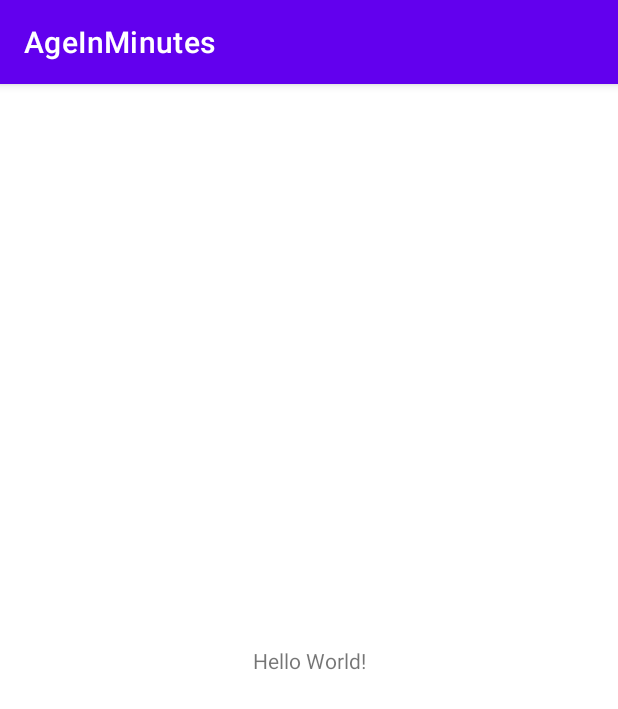
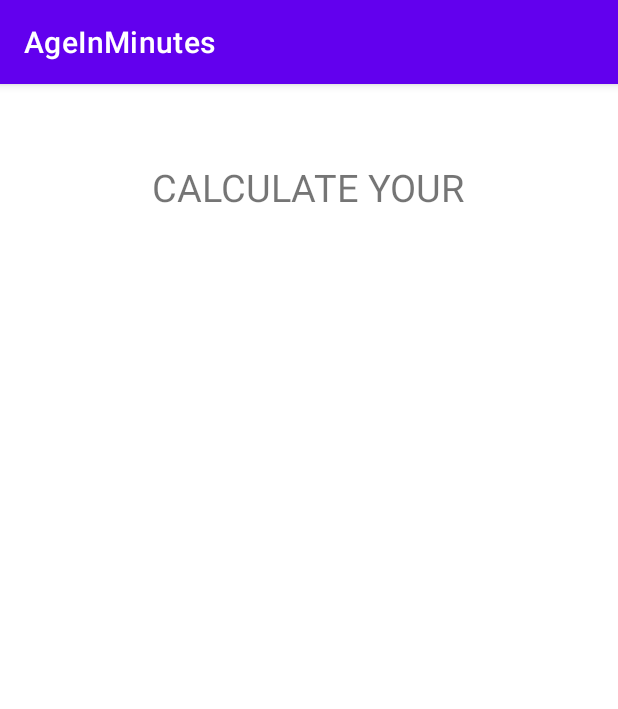
Before and after one commit to abubaker-cs/AgeInMinutes, an Android app: the screen it shows after launch (MainActivity), on a phone screen of 412 x 824 dp. Shown: the top 709 px of the screen. Run offline under Robolectric (Android 15) with nearby library versions, the phone set to English and light mode, and no system bars.

```diff
--- a/app/src/main/res/layout/activity_main.xml
+++ b/app/src/main/res/layout/activity_main.xml
@@ -9,10 +9,14 @@
     <TextView
         android:layout_width="wrap_content"
         android:layout_height="wrap_content"
-        android:text="Hello World!"
+        android:layout_marginTop="15dp"
+        android:text="CALCULATE YOUR"
+        android:textSize="25sp"
         app:layout_constraintBottom_toBottomOf="parent"
+        app:layout_constraintHorizontal_bias="0.498"
         app:layout_constraintLeft_toLeftOf="parent"
         app:layout_constraintRight_toRightOf="parent"
-        app:layout_constraintTop_toTopOf="parent" />
+        app:layout_constraintTop_toTopOf="parent"
+        app:layout_constraintVertical_bias="0.05" />
 
 </androidx.constraintlayout.widget.ConstraintLayout>
--- a/app/src/main/res/values/themes.xml
+++ b/app/src/main/res/values/themes.xml
@@ -1,16 +1,21 @@
 <resources xmlns:tools="http://schemas.android.com/tools">
     <!-- Base application theme. -->
     <style name="Theme.AgeInMinutes" parent="Theme.MaterialComponents.DayNight.DarkActionBar">
+
         <!-- Primary brand color. -->
         <item name="colorPrimary">@color/purple_500</item>
         <item name="colorPrimaryVariant">@color/purple_700</item>
         <item name="colorOnPrimary">@color/white</item>
+
         <!-- Secondary brand color. -->
         <item name="colorSecondary">@color/teal_200</item>
         <item name="colorSecondaryVariant">@color/teal_700</item>
         <item name="colorOnSecondary">@color/black</item>
+
         <!-- Status bar color. -->
         <item name="android:statusBarColor" tools:targetApi="l">?attr/colorPrimaryVariant</item>
+
         <!-- Customize your theme here. -->
+
     </style>
 </resources>
```
